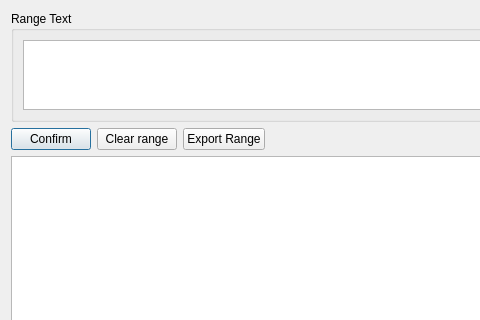
First picture: the form in rangeselector.ui, repository bupticybee/TexasSolver, before the edit; both pictures show x 0 to 480 and y 0 to 320 of the 909 by 687 pixel window.
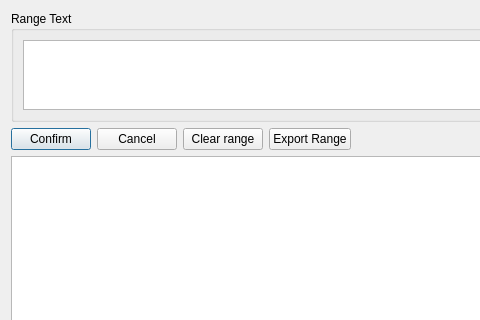
Second picture: the form after the edit. Custom widgets are drawn as their Qt base class.

The edit to the form file:
```diff
--- a/rangeselector.ui
+++ b/rangeselector.ui
@@ -37,6 +37,13 @@
          </property>
         </widget>
        </item>
+       <item>
+        <widget class="QPushButton" name="cancelButton">
+         <property name="text">
+          <string>Cancel</string>
+         </property>
+        </widget>
+       </item>
        <item>
         <widget class="QPushButton" name="clearRangeButtom">
          <property name="text">
```
